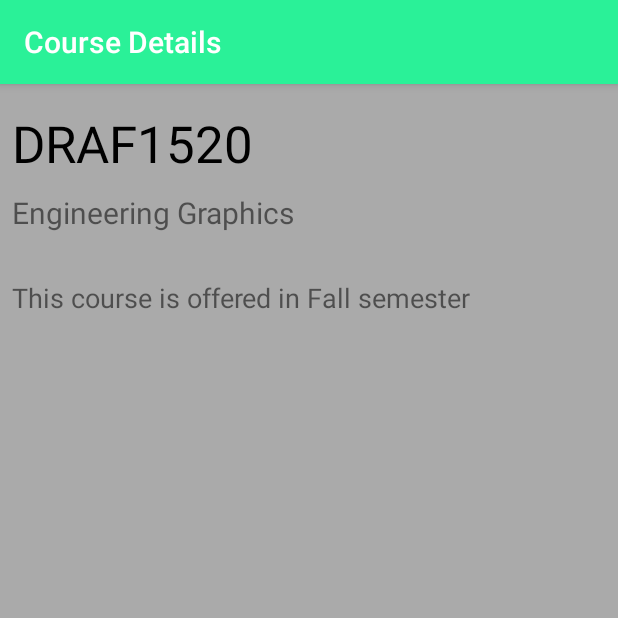
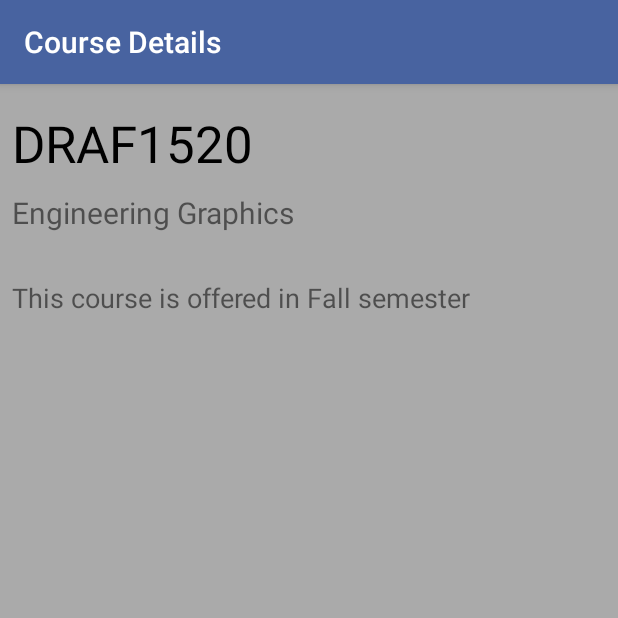
Before and after one commit to henglicad/group1apk, an Android app: the QuickView screen opened directly, with no data from a screen before it, after a tap on "DRAF1520", on a phone screen of 412 x 824 dp, the top half of it. Run offline under Robolectric (Android 15) with nearby library versions, the phone set to English and light mode, and no system bars; 1 other tap on this screen came first.

Commit message:
List View With Headings Working

```diff
--- a/app/src/main/java/com/group1/EngPlan/QuickView.java
+++ b/app/src/main/java/com/group1/EngPlan/QuickView.java
@@ -61,9 +61,17 @@ public class QuickView extends AppCompatActivity {
             @Override
             public void onItemClick(AdapterView<?> parent, View view, int position, long id) {
                 String data = idealScheduleCode.get(position);
-                Intent showCourseInfo = new Intent(getApplicationContext(), CourseDetails.class);
-                showCourseInfo.putExtra("com.group1.INDEX", data);
-                startActivity(showCourseInfo);
+                if((idealScheduleName.get(position) == "F1") || (idealScheduleName.get(position) == "W1") ||(idealScheduleName.get(position) == "F2") || (idealScheduleName.get(position) == "W2") ||
+                        (idealScheduleName.get(position) == "F3") || (idealScheduleName.get(position) == "W3") || (idealScheduleName.get(position) == "F4") || (idealScheduleName.get(position) == "W4") ||
+                        (idealScheduleName.get(position) == "F5") || (idealScheduleName.get(position) == "W5")){
+
+
+                }
+                 else {
+                    Intent showCourseInfo = new Intent(getApplicationContext(), CourseDetails.class);
+                    showCourseInfo.putExtra("com.group1.INDEX", data);
+                    startActivity(showCourseInfo);
+                }
             }
         });
     }
--- a/app/src/main/res/layout/activity_course_details.xml
+++ b/app/src/main/res/layout/activity_course_details.xml
@@ -54,9 +54,9 @@
         android:layout_height="200dp"
         android:layout_marginEnd="8dp"
         android:layout_marginRight="8dp"
-        android:background="#6D2AF198"
+        android:background="#4863A0"
         android:text="@string/prlist"
-        android:textColor="#474747"
+        android:textColor="#ffffff"
         android:textSize="20sp"
         android:textStyle="bold"
         app:layout_constraintEnd_toStartOf="@+id/ToList"
@@ -69,9 +69,9 @@
         android:layout_height="200dp"
         android:layout_marginStart="8dp"
         android:layout_marginLeft="8dp"
-        android:background="#6D2AF198"
+        android:background="#4863A0"
         android:text="@string/tolist"
-        android:textColor="#FF474747"
+        android:textColor="#ffffff"
         android:textIsSelectable="false"
         android:textSize="20sp"
         android:textStyle="bold"
--- a/app/src/main/res/layout/listview_layout_quick_view.xml
+++ b/app/src/main/res/layout/listview_layout_quick_view.xml
@@ -8,7 +8,7 @@
         android:id="@+id/textViewCourseCode"
         android:layout_width="match_parent"
         android:layout_height="40dp"
-        android:background="#00897B"
+        android:background="#4863A0"
         android:text="TextView"
         android:textAllCaps="false"
         android:textAppearance="@style/TextAppearance.AppCompat.Display4"
@@ -21,6 +21,6 @@
         android:layout_height="30dp"
         android:layout_below="@+id/textViewCourseCode"
         android:layout_gravity="center"
-        android:background="#00897B"
+        android:background="#4863A0"
         android:text="textView2" />
 </LinearLayout>
--- a/app/src/main/res/values/colors.xml
+++ b/app/src/main/res/values/colors.xml
@@ -1,6 +1,6 @@
 <?xml version="1.0" encoding="utf-8"?>
 <resources>
-    <color name="colorPrimary">#2AF198</color>
-    <color name="colorPrimaryDark">#00574B</color>
-    <color name="colorAccent">#D81B60</color>
+    <color name="colorPrimary">#4863A0</color>
+    <color name="colorPrimaryDark">#4863A0</color>
+    <color name="colorAccent">#8D38C9</color>
 </resources>
```
Also changed, not shown: app/src/main/res/layout/listview_headings_quick_view.xml (+6 -4 lines).
